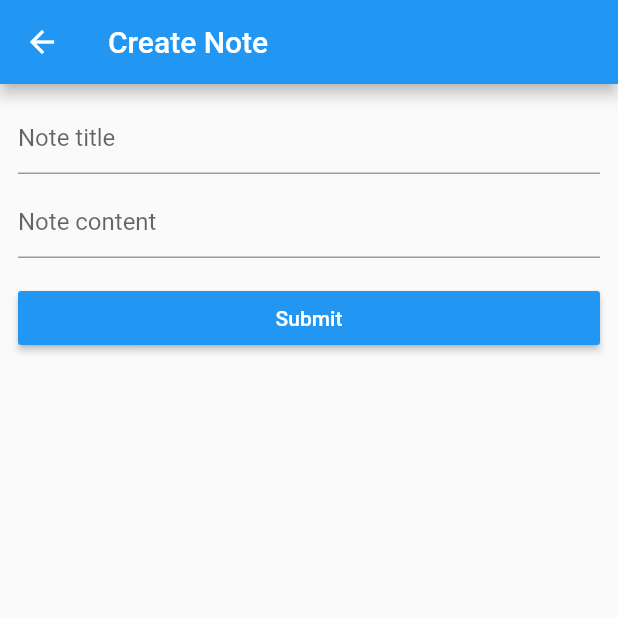
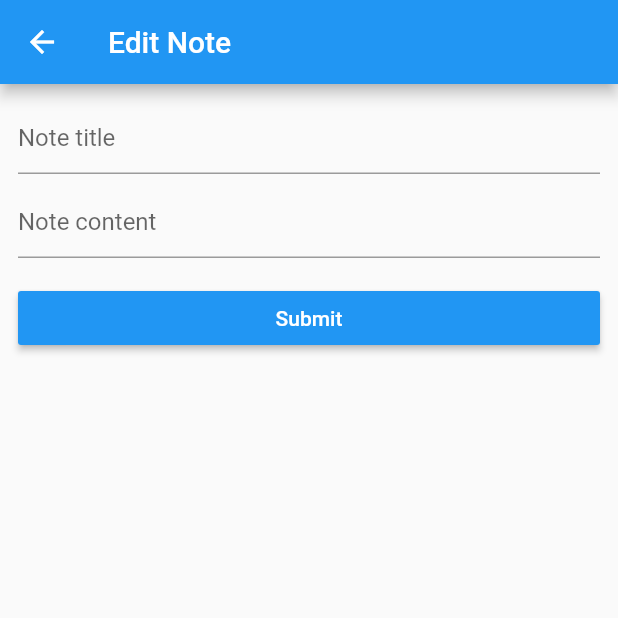
Before and after one commit to dodongharbii/working_with_rest_api, a Flutter app: the screen it shows after launch, after a tap on "Note 1", on a phone screen of 412 x 824 dp, the top half of it. Run offline on Flutter 3.47's test engine with Material 2 defaults, Android fonts, the light colour scheme and no system bars.

Commit message:
added condition on note_modify to check if user will edit or create note

```diff
--- a/lib/views/note_list.dart
+++ b/lib/views/note_list.dart
@@ -47,8 +47,8 @@ class NoteList extends StatelessWidget {
             subtitle: Text(
                 'Last edited on ${formatDatetime(notes[index].latestEditDateTime!)}'),
             onTap: () {
-              Navigator.of(context)
-                  .push(MaterialPageRoute(builder: (_) => NoteModify()));
+              Navigator.of(context).push(MaterialPageRoute(
+                  builder: (_) => NoteModify(noteID: notes[index].noteID)));
             },
           );
         },
--- a/lib/views/note_modify.dart
+++ b/lib/views/note_modify.dart
@@ -3,10 +3,15 @@ import 'package:flutter/material.dart';
 class NoteModify extends StatelessWidget {
   //const NoteModify({ Key? key }) : super(key: key);
 
+  String? noteID;
+  bool get isEditing => noteID != null;
+
+  NoteModify({this.noteID});
+
   @override
   Widget build(BuildContext context) {
     return Scaffold(
-      appBar: AppBar(title: Text('Create Note')),
+      appBar: AppBar(title: Text(isEditing ? 'Edit Note' : 'Create Note')),
       body: Padding(
         padding: const EdgeInsets.all(12.0),
         child: Column(
```
